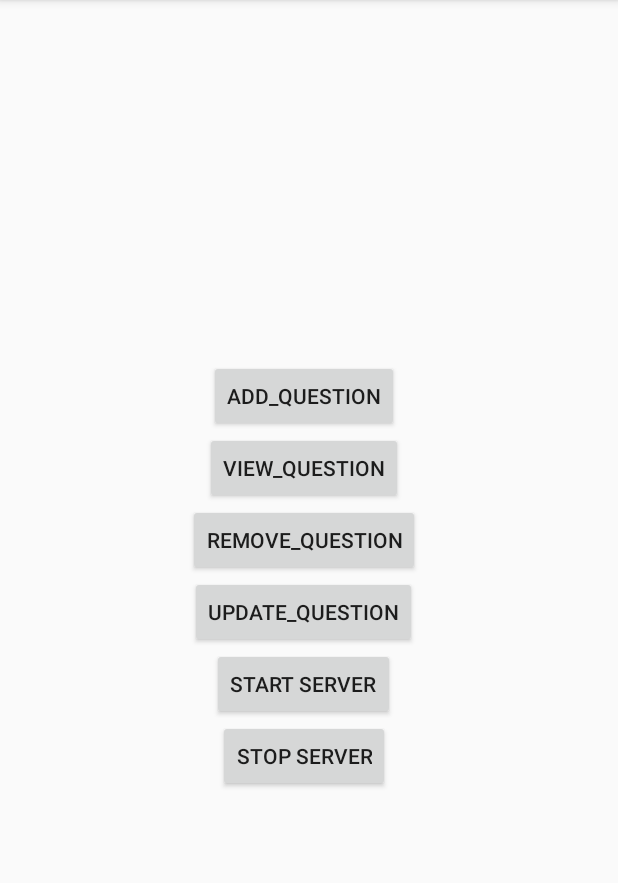
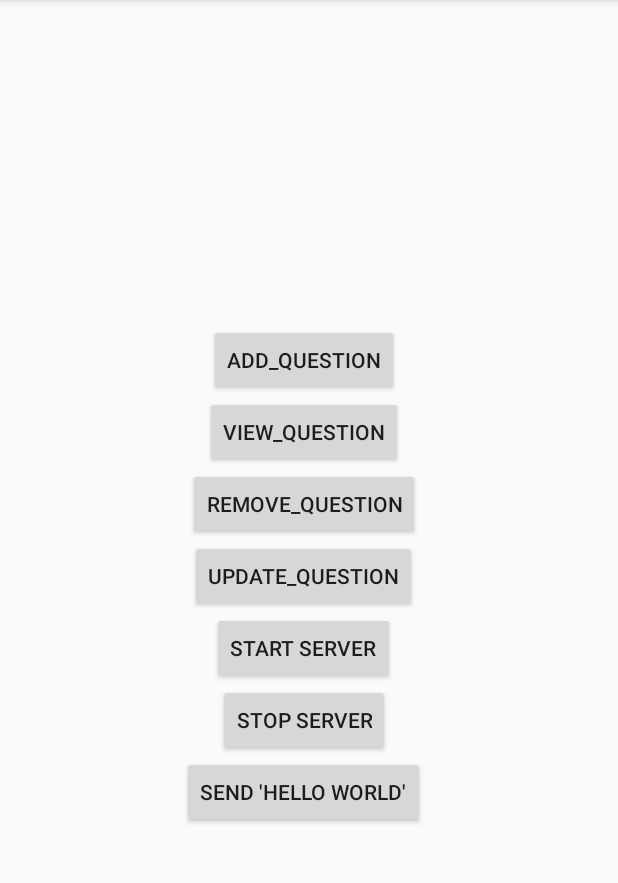
Before and after one commit to smacrito/cs339, an Android app: the screen it shows after launch (MainActivity), after a tap on "START SERVER", on a phone screen of 412 x 824 dp, the part 84-967 px from its top. Run offline under Robolectric (Android 15) with nearby library versions, the phone set to English and light mode, and no system bars; our stand-ins replace Room's generated code; network calls fail.

Commit message:
udp working locally

```diff
--- a/RoomDatabase/app/src/main/java/com/example/roomdatabase/HomeFragment.java
+++ b/RoomDatabase/app/src/main/java/com/example/roomdatabase/HomeFragment.java
@@ -16,8 +16,9 @@ import android.widget.Button;
  */
 public class HomeFragment extends Fragment implements View.OnClickListener{
 
-    private Button addQuestionButton, viewQuestionButton, startServerButton;
-    UDP_Server udp = new UDP_Server(10);
+    private Button addQuestionButton, viewQuestionButton, startServerButton, sendDataButton;
+    UDP_Server udp = new UDP_Server();
+    UDP_Client udpClient = new UDP_Client();
 
 
     public HomeFragment() {
@@ -34,11 +35,13 @@ public class HomeFragment extends Fragment implements View.OnClickListener{
         addQuestionButton = view.findViewById(R.id.add_question_button);
         viewQuestionButton = view.findViewById(R.id.view_question_button);
         startServerButton = view.findViewById(R.id.start_server_button);
+        sendDataButton = view.findViewById(R.id.send_data_button);
 
         //register listener for buttons
         addQuestionButton.setOnClickListener(this);
         viewQuestionButton.setOnClickListener(this);
         startServerButton.setOnClickListener(this);
+        sendDataButton.setOnClickListener(this);
 
         return view;
     }
@@ -57,7 +60,7 @@ public class HomeFragment extends Fragment implements View.OnClickListener{
             case R.id.start_server_button:
                 //MainActivity.fragmentManager.beginTransaction().replace(R.id.fragment_container,new StartServerFragment()).addToBackStack(null).commit();
                 try{
-                    udp.run();
+                    udp.execute();
                     break;
 
                 }
@@ -75,6 +78,14 @@ public class HomeFragment extends Fragment implements View.OnClickListener{
                     System.out.println(E);
                     System.out.println("Stop Server error stop");
                 }
+            case R.id.send_data_button:
+                try{
+                    System.out.println("send_data_button clicked");
+                    System.out.println(udpClient.client_helloworld());
+                }
+                catch(Exception E){
+                    System.out.println(E);
+                }
 
 
         }
--- a/RoomDatabase/app/src/main/java/com/example/roomdatabase/UDP_Client.java
+++ b/RoomDatabase/app/src/main/java/com/example/roomdatabase/UDP_Client.java
@@ -8,23 +8,34 @@ import java.net.DatagramSocket;
 import android.annotation.SuppressLint;
 import android.os.AsyncTask;
 import android.os.Build;
+import android.os.StrictMode;
 
 public class UDP_Client {
-    public static void client_helloworld() throws Exception
-    {
+    public static String client_helloworld() throws Exception {
+
+        StrictMode.ThreadPolicy policy = new StrictMode.ThreadPolicy.Builder().permitAll().build();
+        StrictMode.setThreadPolicy(policy);
+
         //BufferedReader inFromUser=new BufferedReader(new InputStreamReader(System.in));
+
         DatagramSocket clientSocket=new DatagramSocket();
         InetAddress IPAddress=InetAddress.getByName("localhost");
+
         byte[]sendData=new byte[1024];
         byte[]receiveData=new byte[1024];
-        String sentence= "Hello world";
+
+        String sentence= "Hello worlds";
+
         sendData=sentence.getBytes();
         DatagramPacket sendPacket=new DatagramPacket(sendData,sendData.length,IPAddress,9876);
         clientSocket.send(sendPacket);
+        System.out.println("Sent");
         DatagramPacket receivePacket=new DatagramPacket(receiveData,receiveData.length);
         clientSocket.receive(receivePacket);
         String modifiedSentence=new String(receivePacket.getData());
+        System.out.println("Printing Data:");
         System.out.println("FROM SERVER:"+modifiedSentence);
         clientSocket.close();
+        return modifiedSentence;
     }
 }
--- a/RoomDatabase/app/src/main/java/com/example/roomdatabase/UDP_Server.java
+++ b/RoomDatabase/app/src/main/java/com/example/roomdatabase/UDP_Server.java
@@ -10,14 +10,20 @@ import java.io.*;
 
 
 
-class UDP_Server implements Runnable{
+class UDP_Server extends AsyncTask<Void, Void, Void> {
 
-    private int var;
     boolean run = true;
 
-    public UDP_Server (int var){
-        this.var=var;
+    protected Void doInBackground(Void... params){
+        try {
+            runServer();
+        }
+        catch(Exception E){
+            System.out.println(E);
+        }
+        return null;
     }
+
 
     public void runServer() throws IOException {
         run = true;
@@ -44,15 +50,5 @@ class UDP_Server implements Runnable{
         run = false;
     }
 
-    @Override
-    public void run(){
-        try{
-            StrictMode.ThreadPolicy policy = new StrictMode.ThreadPolicy.Builder().permitAll().build();
-            StrictMode.setThreadPolicy(policy);
-            runServer();
-        }
-        catch(Exception E){
-            System.out.println(E);
-        }
-    }
+
 }
--- a/RoomDatabase/app/src/main/res/layout/fragment_home.xml
+++ b/RoomDatabase/app/src/main/res/layout/fragment_home.xml
@@ -55,6 +55,13 @@
             android:layout_gravity="center"
             android:text="Stop Server" />
 
+        <Button
+            android:id="@+id/send_data_button"
+            android:layout_width="wrap_content"
+            android:layout_height="wrap_content"
+            android:layout_gravity="center"
+            android:text="Send 'Hello World'" />
+
     </LinearLayout>
 
 </FrameLayout>
```
